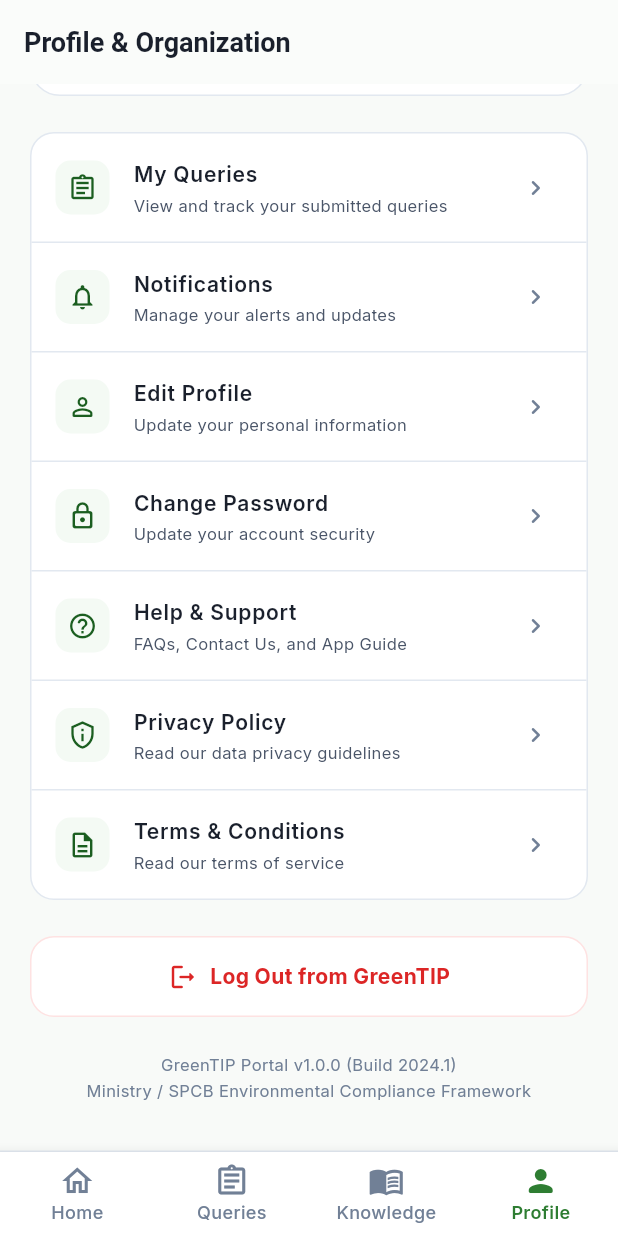
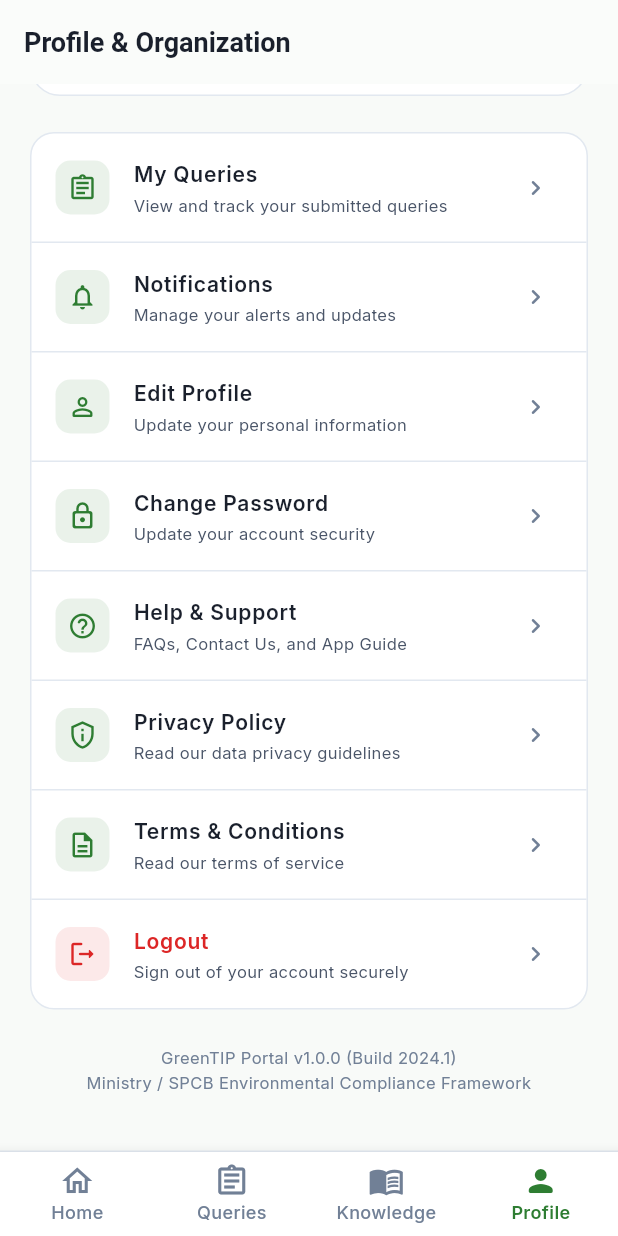
Before and after one commit to Ranith04/greentip, a Flutter app: the UserProfileScreen screen opened by its route, scrolled down 290 dp, on a phone screen of 412 x 824 dp. Run offline on Flutter 3.47's test engine with Material 3 defaults, Android fonts, the light colour scheme and no system bars; our stand-ins replace dio, equatable, file_picker, flutter_bloc, flutter_secure_storage, get_it and 3 more; accounts and stored records are empty; project files that could hold a hidden picture were left out.

Commit message:
feat: add user profile screen with account details and settings menu

```diff
--- a/mobile/lib/presentation/screens/user/user_profile_screen.dart
+++ b/mobile/lib/presentation/screens/user/user_profile_screen.dart
@@ -160,13 +160,13 @@ class UserProfileScreen extends StatelessWidget {
                     subtitle: 'Read our terms of service',
                     onTap: () {},
                   ),
-                ],
-              ),
-            ),
-            const SizedBox(height: 24),
-
-            // Logout Button
-            InkWell(
+                  const Divider(height: 1),
+                  _menuItem(
+                    icon: Icons.logout_rounded,
+                    title: 'Logout',
+                    subtitle: 'Sign out of your account securely',
+                    iconColor: AppColors.error,
+                    textColor: AppColors.error,
                     onTap: () {
                       LogoutDialog.show(
                         context,
@@ -176,36 +176,13 @@ class UserProfileScreen extends StatelessWidget {
                         },
                       );
                     },
-              borderRadius: BorderRadius.circular(16),
-              child: Container(
-                padding: const EdgeInsets.symmetric(vertical: 16),
-                decoration: BoxDecoration(
-                  color: Colors.white,
-                  borderRadius: BorderRadius.circular(16),
-                  border: Border.all(color: AppColors.errorLight),
-                ),
-                child: const Row(
-                  mainAxisAlignment: MainAxisAlignment.center,
-                  children: [
-                    Icon(
-                      Icons.logout_rounded,
-                      color: AppColors.error,
-                      size: 20,
-                    ),
-                    SizedBox(width: 8),
-                    Text(
-                      'Log Out from GreenTIP',
-                      style: TextStyle(
-                        fontSize: 14,
-                        fontWeight: FontWeight.bold,
-                        color: AppColors.error,
-                      ),
                   ),
                 ],
               ),
             ),
-            ),
             const SizedBox(height: 24),
+
+
             const Text(
               'GreenTIP Portal v1.0.0 (Build 2024.1)\nMinistry / SPCB Environmental Compliance Framework',
               textAlign: TextAlign.center,
@@ -251,23 +228,25 @@ class UserProfileScreen extends StatelessWidget {
     required String title,
     required String subtitle,
     required VoidCallback onTap,
+    Color iconColor = AppColors.primary,
+    Color textColor = AppColors.textPrimary,
   }) {
     return ListTile(
       onTap: onTap,
       leading: Container(
         padding: const EdgeInsets.all(8),
         decoration: BoxDecoration(
-          color: AppColors.primaryContainer.withValues(alpha: 0.5),
+          color: iconColor.withValues(alpha: 0.1),
           borderRadius: BorderRadius.circular(10),
         ),
-        child: Icon(icon, color: AppColors.primaryDark, size: 20),
+        child: Icon(icon, color: iconColor, size: 20),
       ),
       title: Text(
         title,
-        style: const TextStyle(
+        style: TextStyle(
           fontSize: 14,
           fontWeight: FontWeight.w600,
-          color: AppColors.textPrimary,
+          color: textColor,
         ),
       ),
       subtitle: Text(
```
Lines whose indentation alone changed are shown as unchanged.
